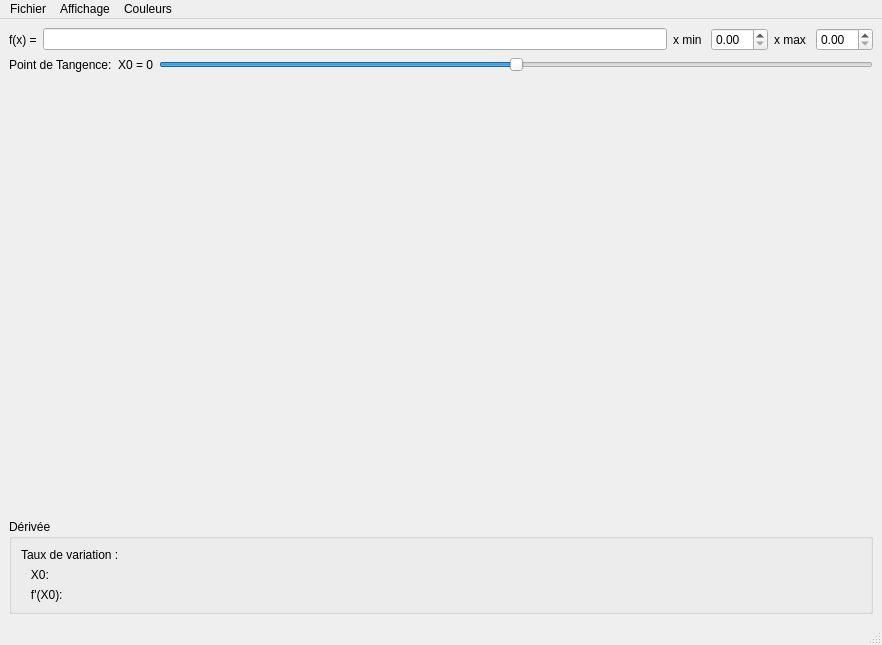
Qt form vues/fenetre_principale.ui (Malek13-07/Tp2) before a commit.
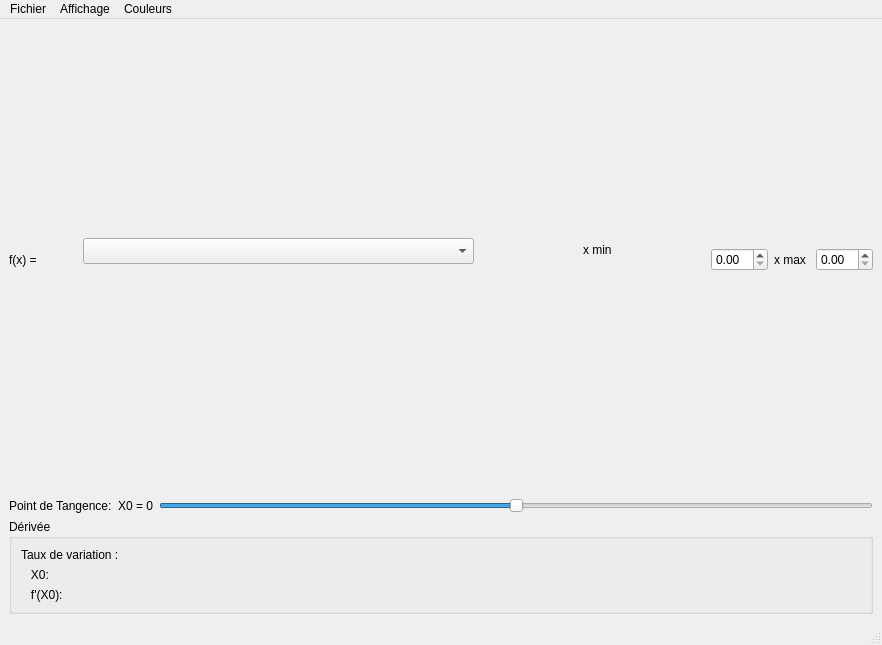
The same form after that commit.

```diff
--- a/vues/fenetre_principale.ui
+++ b/vues/fenetre_principale.ui
@@ -31,13 +31,36 @@
        </widget>
       </item>
       <item>
-       <widget class="QLineEdit" name="champFonction"/>
-      </item>
-      <item>
-       <widget class="QLabel" name="label_2">
-        <property name="text">
-         <string>x min </string>
+       <widget class="QWidget" name="widgetCanvas" native="true">
+        <property name="sizePolicy">
+         <sizepolicy hsizetype="Expanding" vsizetype="Expanding">
+          <horstretch>0</horstretch>
+          <verstretch>0</verstretch>
+         </sizepolicy>
         </property>
+        <widget class="QLabel" name="label_2">
+         <property name="geometry">
+          <rect>
+           <x>540</x>
+           <y>0</y>
+           <width>32</width>
+           <height>443</height>
+          </rect>
+         </property>
+         <property name="text">
+          <string>x min </string>
+         </property>
+        </widget>
+        <widget class="QComboBox" name="comboFonctions">
+         <property name="geometry">
+          <rect>
+           <x>40</x>
+           <y>210</y>
+           <width>391</width>
+           <height>26</height>
+          </rect>
+         </property>
+        </widget>
        </widget>
       </item>
       <item>
@@ -86,16 +109,6 @@
       </item>
      </layout>
     </item>
-    <item>
-     <widget class="QWidget" name="widgetCanvas" native="true">
-      <property name="sizePolicy">
-       <sizepolicy hsizetype="Expanding" vsizetype="Expanding">
-        <horstretch>0</horstretch>
-        <verstretch>0</verstretch>
-       </sizepolicy>
-      </property>
-     </widget>
-    </item>
     <item>
      <widget class="QGroupBox" name="groupDerivee">
       <property name="title">
```
Left out of the diff: 2 changed lines with no effect on the pictures.
